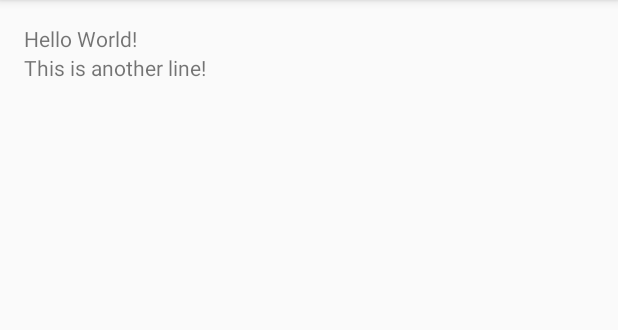
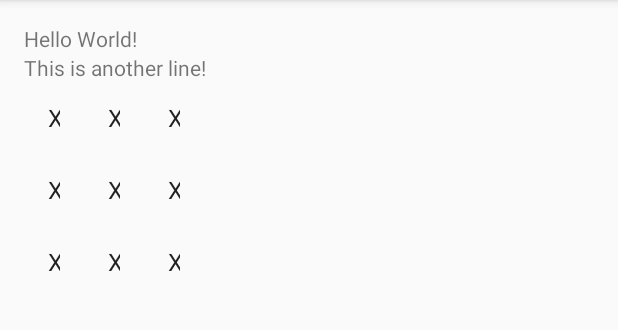
Before and after one commit to benparsons/TicTacToeTutorial, an Android app: the screen it shows after launch (MainActivity), on a phone screen of 412 x 824 dp, the part 84-414 px from its top. Run offline under Robolectric (Android 15) with nearby library versions, the phone set to English and light mode, and no system bars.

Commit message:
end of section 3, basic GridView with ArrayAdapter

```diff
--- a/app/src/main/java/org/bpulse/tictactoetutorial/MainActivity.java
+++ b/app/src/main/java/org/bpulse/tictactoetutorial/MainActivity.java
@@ -2,12 +2,26 @@ package org.bpulse.tictactoetutorial;
 
 import android.support.v7.app.AppCompatActivity;
 import android.os.Bundle;
+import android.widget.ArrayAdapter;
+import android.widget.GridView;
 
 public class MainActivity extends AppCompatActivity {
+
+  public final String[] boardArray = new String[9];
 
   @Override
   protected void onCreate(Bundle savedInstanceState) {
     super.onCreate(savedInstanceState);
     setContentView(R.layout.activity_main);
+
+    final ArrayAdapter<String> arrayAdapter =
+            new ArrayAdapter<String>(this, android.R.layout.simple_list_item_1, boardArray);
+    final GridView board = (GridView)findViewById(R.id.gvBoard);
+
+    board.setAdapter(arrayAdapter);
+
+    for (int i = 0; i < boardArray.length; i++) {
+      boardArray[i] = "X";
+    }
   }
 }
--- a/app/src/main/res/layout/activity_main.xml
+++ b/app/src/main/res/layout/activity_main.xml
@@ -22,5 +22,10 @@
             android:layout_width="wrap_content"
             android:layout_height="wrap_content"
             android:text="This is another line!"/>
+        <GridView
+            android:layout_width="match_parent"
+            android:layout_height="wrap_content"
+            android:numColumns="3"
+            android:id="@+id/gvBoard"></GridView>
     </LinearLayout>
 </RelativeLayout>
```
